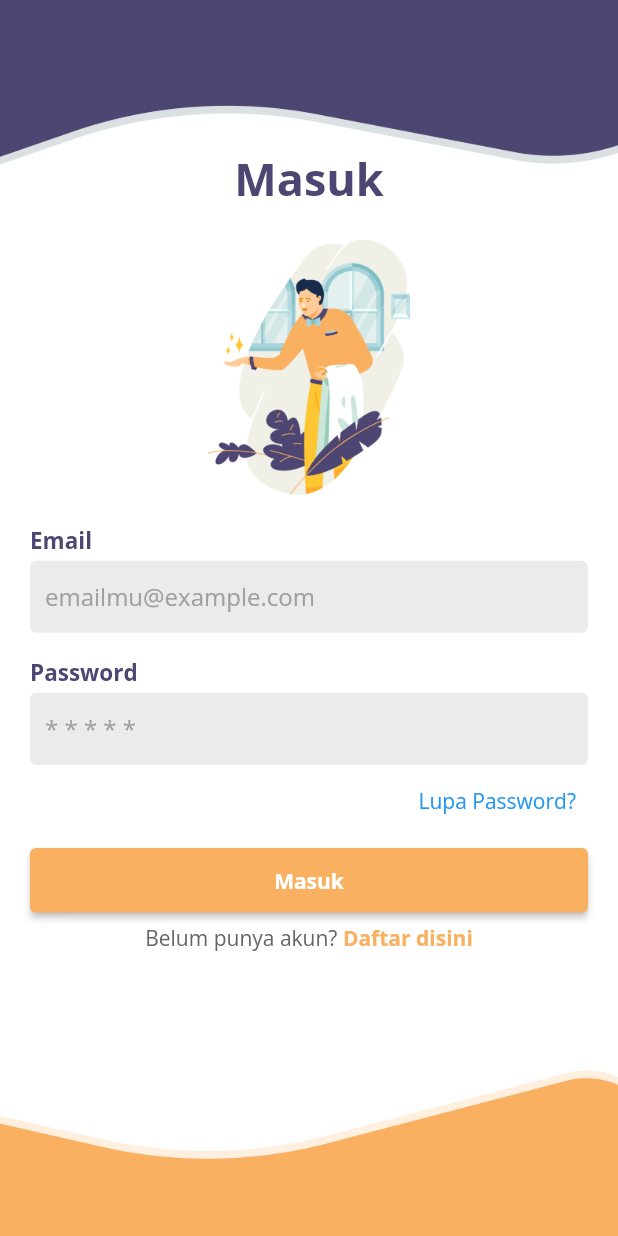
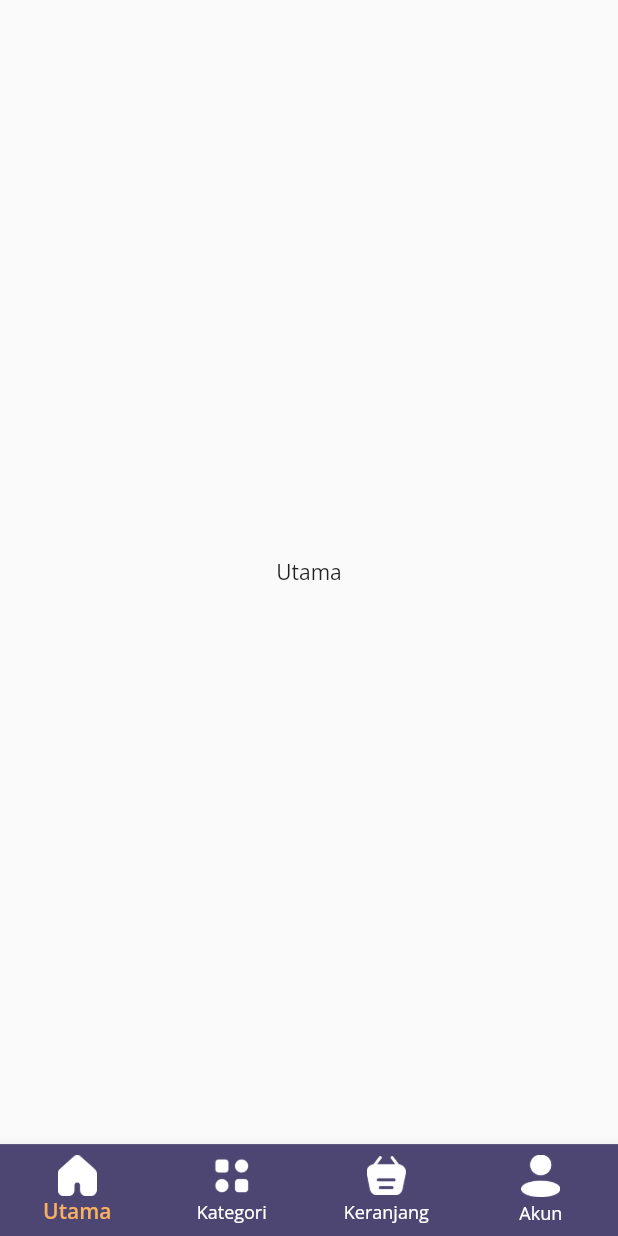
Before and after one commit to tashagrc/infarm, a Flutter app: the screen it shows after launch, after a tap on "Masuk", on a phone screen of 412 x 824 dp. Run offline on Flutter 3.47's test engine with Material 2 defaults, Android fonts, the phone set to English and light mode, and no system bars; our stand-ins replace get, velocity_x.

Commit message:
update home page and nav bar

```diff
--- a/lib/constants/constantBuilder.dart
+++ b/lib/constants/constantBuilder.dart
@@ -31,6 +31,7 @@ const loginBg = 'assets/images/login_bg.png';
 //LOGO
 const cartIcon = 'assets/icons/cart.png';
 const cartBg = 'assets/icons/cart_empty.png';
+const categoryIcon = 'assets/icons/category.png';
 const historyIcon = 'assets/icons/history.png';
 const homeIcon = 'assets/icons/home.png';
 const profileIcon = 'assets/icons/profile.png';
--- a/lib/pages/authentication_page/login_page.dart
+++ b/lib/pages/authentication_page/login_page.dart
@@ -1,5 +1,6 @@
 import 'package:infarm/constants/constantBuilder.dart';
 import 'package:infarm/pages/authentication_page/register_page.dart';
+import 'package:infarm/pages/homescreen_page/home_page.dart';
 
 class LoginPage extends StatelessWidget {
   const LoginPage({super.key});
@@ -36,7 +37,10 @@ class LoginPage extends StatelessWidget {
                       ),
                       5.heightBox,
                       button(
-                        color: appYellow, text: "Masuk", textColor: white, onPress: (){}
+                        color: appYellow, text: "Masuk", textColor: white,
+                        onPress: (){
+                          Get.to(() => const HomePage());
+                        }
                       ).box.width(context.screenWidth - 40).make(),
 
                       5.heightBox,
--- a/lib/pages/authentication_page/register_page.dart
+++ b/lib/pages/authentication_page/register_page.dart
@@ -8,6 +8,9 @@ class RegisterPage extends StatefulWidget {
 }
 
 class _RegisterPageState extends State<RegisterPage> {
+
+  bool? isTrue = false;
+
   @override
   Widget build(BuildContext context) {
     return Container(
@@ -42,8 +45,15 @@ class _RegisterPageState extends State<RegisterPage> {
                       Row(
                         children: [
                           Checkbox(
-                            checkColor: appYellow,
-                            value: false, onChanged: (newValue){}
+                            activeColor: appYellow,
+                            checkColor: white,
+                            value: isTrue,
+                            onChanged: (newValue){
+                              setState(() {
+                                isTrue = newValue;
+                              });
+
+                            }
                           ),
 
                           10.widthBox,
@@ -78,7 +88,7 @@ class _RegisterPageState extends State<RegisterPage> {
                       ),
                       5.heightBox,
                       button(
-                        color: appYellow, text: "Buat Akun", textColor: white, onPress: (){}
+                        color: isTrue == true ? appYellow : grey, text: "Buat Akun", textColor: white, onPress: (){}
                       ).box.width(context.screenWidth - 40).make(),
                       5.heightBox,
                       RichText(
--- /dev/null
+++ b/lib/pages/homescreen_page/home_page.dart
@@ -0,0 +1,59 @@
+import 'package:infarm/constants/constantBuilder.dart';
+
+class HomePage extends StatelessWidget {
+  const HomePage({super.key});
+
+
+
+  @override
+  Widget build(BuildContext context) {
+
+    var controller = Get.put(HomeController());
+
+    var navBody = [
+      const Center(child: Text('Utama'),),
+      const Center(child: Text('Kategori'),),
+      const Center(child: Text('Keranjang'),),
+      const Center(child: Text('Akun'),),
+    ];
+
+    return Scaffold(
+      body: Column(
+        children: [
+          Obx(() =>
+            Expanded(
+              child: navBody.elementAt(controller.currIndex.value),
+            ),
+          ),
+        ],
+      ),
+      bottomNavigationBar: Obx(() =>
+        BottomNavigationBar(
+          currentIndex: controller.currIndex.value,
+          selectedItemColor: appYellow,
+          unselectedItemColor: white,
+          selectedLabelStyle: const TextStyle(fontFamily: semiBold, color: appYellow),
+          type: BottomNavigationBarType.fixed,
+          backgroundColor: appBlue,
+          items: [
+            BottomNavigationBarItem(icon: Image.asset(homeIcon, width: 26, color: white), label: "Utama"),
+            BottomNavigationBarItem(icon: Image.asset(categoryIcon, width: 26, color: white), label: "Kategori"),
+            BottomNavigationBarItem(icon: Image.asset(cartIcon, width: 26, color: white), label: "Keranjang"),
+            BottomNavigationBarItem(icon: Image.asset(profileIcon, width: 26, color: white), label: "Akun"),
+          ],
+
+          onTap: (value){
+            controller.currIndex.value = value;
+          },
+
+        ),
+      ),
+    );
+  }
+}
+
+class HomeController extends GetxController{
+
+  var currIndex = 0.obs;
+
+}
```
Also changed, not shown: assets/icons/cart.png, assets/icons/category.png (added).
